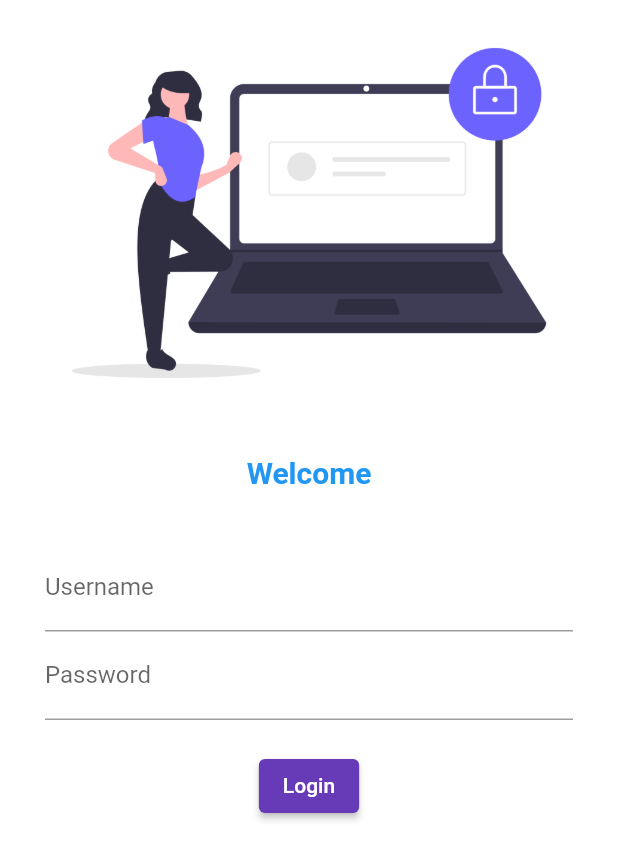
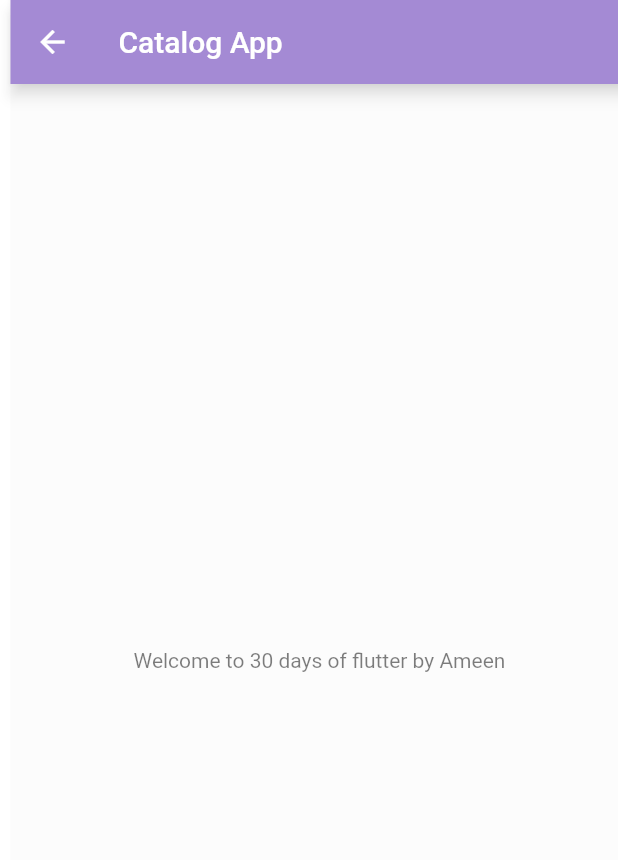
Before and after one commit to TrickiCoder/StartUp-Flutter, a Flutter app: the screen it shows after launch, after a tap on "Login", on a phone screen of 412 x 824 dp. Shown: the top 860 px of the screen. Run offline on Flutter 3.47's test engine with Material 2 defaults, Android fonts, the phone set to English and light mode, and no system bars.

Commit message:
login screen

```diff
--- a/lib/LoginScreen.dart
+++ b/lib/LoginScreen.dart
@@ -1,4 +1,7 @@
 import 'package:flutter/material.dart';
+import 'package:login/utils/routes.dart';
+
+import 'home_page.dart';
 class LoginScreen extends StatefulWidget {
   const LoginScreen({Key? key}) : super(key: key);
 
@@ -7,11 +10,14 @@ class LoginScreen extends StatefulWidget {
 }
 
 class _LoginScreenState extends State<LoginScreen> {
+  String name = "";
+  bool changeButton = false;
   @override
   Widget build(BuildContext context) {
     return
       Material(
     color: Colors.white,
+      child: SingleChildScrollView(
         child: Column(
         children: [
           Image.asset('assets/images/loginimg.png',  fit: BoxFit.cover),
@@ -19,10 +25,10 @@ class _LoginScreenState extends State<LoginScreen> {
               height: 20.0,
             ),
             Text(
-            'Welcome' ,
+              "Welcome $name" ,
                 style: TextStyle(
                     fontSize: 20
-                  ,color: Colors.blue,fontWeight: FontWeight.bold
+                    ,color: Colors.purple,fontWeight: FontWeight.bold
                 ),),
           SizedBox(height: 20.0,),
           Padding(
@@ -34,6 +40,10 @@ class _LoginScreenState extends State<LoginScreen> {
                     hintText: 'Enter Username',
                     labelText: 'Username'
                   ),
+                  onChanged: (value){
+                    name = value;
+                    setState(() {});
+                  },
                 ),
                 TextFormField(
                   obscureText: true,
@@ -42,13 +52,49 @@ class _LoginScreenState extends State<LoginScreen> {
                     labelText: 'Password'
                   ),
                 ),
-              SizedBox(height: 20,),
-              ElevatedButton(onPressed:(){print('Hello Pakistan');}, child: Text('Login') ,style:TextButton.styleFrom() ),
+                SizedBox(height: 40,),
+                // ElevatedButton(
+                //   onPressed: (){
+                //     Navigator.push(context, MaterialPageRoute(builder: (context) => HomePage()));
+                //   },
+                //   child: Text("Login"),),
+                InkWell(
+                  onTap: () async {
+                    setState(() {
+                     changeButton = true;
+                    });
+                    await Future.delayed(Duration(seconds: 1));
+                    Navigator.push(context, MaterialPageRoute(builder: (context) => HomePage()));
+
+                  },
+                  child: AnimatedContainer(
+                    duration: Duration(seconds: 2),
+                    width: changeButton? 50 :150,
+                    height:  50,
+                    alignment: Alignment.center,
+
+                    child:
+                    changeButton? Icon(Icons.done,
+                    color: Colors.white,)
+
+                        : Text('Login',
+                    style: TextStyle(
+                      fontWeight: FontWeight.bold,
+                      fontSize: 18,
+                      color: Colors.white
+                    ),),
+                    decoration: BoxDecoration(
+                      color: Colors.deepPurple,
+                      borderRadius: BorderRadius.circular(8)
+                    ),
+                  ),
+                )
               ],
             ),
           )
 
-      ],),);
+        ],),
+      ),);
 
 
 
--- /dev/null
+++ b/lib/home_page.dart
@@ -0,0 +1,23 @@
+import 'package:flutter/material.dart';
+
+class HomePage extends StatelessWidget {
+  final int days = 30;
+  final String name = "Ameen";
+  const HomePage({Key? key}) : super(key: key);
+
+  @override
+  Widget build(BuildContext context) {
+    return Scaffold(
+      appBar:
+      AppBar(
+        title: Text('Catalog App'),
+      ),
+      body: Center(
+        child: Container(
+          child: Text("Welcome to $days days of flutter by $name"),
+        ),
+      ),
+      );
+
+  }
+}
--- a/lib/main.dart
+++ b/lib/main.dart
@@ -1,32 +1,30 @@
 import 'package:flutter/material.dart';
 import 'package:login/LoginScreen.dart';
+import 'package:login/utils/routes.dart';
 void main(){
-  runApp(MyApp());
+  runApp(HomePage());
 }
-
-class MyApp extends StatefulWidget {
-
-
+class HomePage extends StatefulWidget {
   @override
   _LoginScreenState createState() => _LoginScreenState();
 }
-
-class _LoginScreenState extends State<MyApp> {
+class _LoginScreenState extends State<HomePage> {
   @override
   Widget build(BuildContext context) {
     return MaterialApp(
-      themeMode: ThemeMode.light
-      ,theme: ThemeData(
-      primarySwatch: Colors.deepPurple,
-
+        themeMode: ThemeMode.light
+        ,theme: ThemeData(
+        primarySwatch: Colors.deepPurple,
     ),
       initialRoute: "/",
           routes:{
         "/": (context) => LoginScreen()
+,
+
     },
 
 
-      );
+     );
 
   }
 }
--- /dev/null
+++ b/lib/utils/routes.dart
@@ -0,0 +1,5 @@
+class MyRoutes{
+  static String loginRoute = "/login";
+  static String homeRoute = "/home";
+
+}
```
Lines whose indentation alone changed are shown as unchanged.
